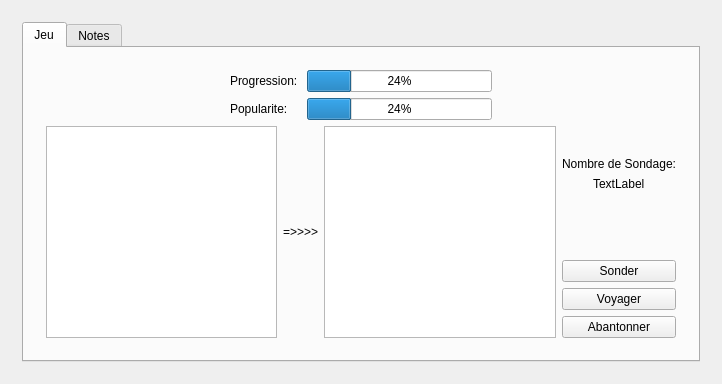
The window that mainwindow.ui (3200443/Projectc-) describes before a commit, drawn with Qt 5.
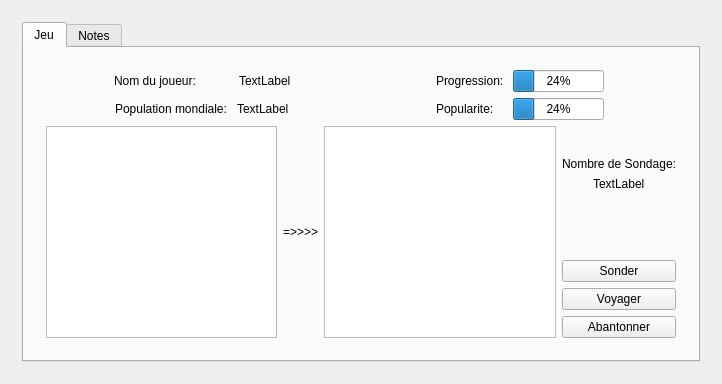
The same window after the commit.

Diff of the .ui file:
```diff
--- a/mainwindow.ui
+++ b/mainwindow.ui
@@ -858,11 +858,42 @@
             <item>
              <widget class="QStackedWidget" name="stackedWidget_2">
               <widget class="QWidget" name="tselectionpays">
-               <layout class="QHBoxLayout" name="horizontalLayout_17">
+               <layout class="QVBoxLayout" name="verticalLayout_22">
+                <item>
+                 <layout class="QVBoxLayout" name="verticalLayout_21">
+                  <item>
+                   <layout class="QHBoxLayout" name="horizontalLayout_16">
                 <item>
                  <layout class="QVBoxLayout" name="verticalLayout_18">
                   <item>
                    <layout class="QHBoxLayout" name="horizontalLayout_12">
+                        <item>
+                         <spacer name="horizontalSpacer_31">
+                          <property name="orientation">
+                           <enum>Qt::Horizontal</enum>
+                          </property>
+                          <property name="sizeHint" stdset="0">
+                           <size>
+                            <width>40</width>
+                            <height>20</height>
+                           </size>
+                          </property>
+                         </spacer>
+                        </item>
+                        <item>
+                         <widget class="QLabel" name="label_8">
+                          <property name="text">
+                           <string>Nom du joueur:           </string>
+                          </property>
+                         </widget>
+                        </item>
+                        <item>
+                         <widget class="QLabel" name="ljeunbj">
+                          <property name="text">
+                           <string>TextLabel</string>
+                          </property>
+                         </widget>
+                        </item>
                     <item>
                      <spacer name="horizontalSpacer_27">
                       <property name="orientation">
@@ -876,6 +907,71 @@
                       </property>
                      </spacer>
                     </item>
+                       </layout>
+                      </item>
+                      <item>
+                       <layout class="QHBoxLayout" name="horizontalLayout_13">
+                        <item>
+                         <spacer name="horizontalSpacer_32">
+                          <property name="orientation">
+                           <enum>Qt::Horizontal</enum>
+                          </property>
+                          <property name="sizeHint" stdset="0">
+                           <size>
+                            <width>40</width>
+                            <height>20</height>
+                           </size>
+                          </property>
+                         </spacer>
+                        </item>
+                        <item>
+                         <widget class="QLabel" name="label_9">
+                          <property name="text">
+                           <string>Population mondiale: </string>
+                          </property>
+                         </widget>
+                        </item>
+                        <item>
+                         <widget class="QLabel" name="ljpopmond">
+                          <property name="text">
+                           <string>TextLabel</string>
+                          </property>
+                         </widget>
+                        </item>
+                        <item>
+                         <spacer name="horizontalSpacer_29">
+                          <property name="orientation">
+                           <enum>Qt::Horizontal</enum>
+                          </property>
+                          <property name="sizeHint" stdset="0">
+                           <size>
+                            <width>40</width>
+                            <height>20</height>
+                           </size>
+                          </property>
+                         </spacer>
+                        </item>
+                       </layout>
+                      </item>
+                     </layout>
+                    </item>
+                    <item>
+                     <layout class="QVBoxLayout" name="verticalLayout_19">
+                      <item>
+                       <layout class="QHBoxLayout" name="horizontalLayout_14">
+                        <item>
+                         <spacer name="horizontalSpacer_33">
+                          <property name="orientation">
+                           <enum>Qt::Horizontal</enum>
+                          </property>
+                          <property name="sizeHint" stdset="0">
+                           <size>
+                            <width>40</width>
+                            <height>20</height>
+                           </size>
+                          </property>
+                         </spacer>
+                        </item>
                     <item>
                      <widget class="QLabel" name="label_4">
                       <property name="text">
@@ -906,9 +1002,9 @@
                    </layout>
                   </item>
                   <item>
-                   <layout class="QHBoxLayout" name="horizontalLayout_14">
+                       <layout class="QHBoxLayout" name="horizontalLayout_15">
                     <item>
-                     <spacer name="horizontalSpacer_29">
+                         <spacer name="horizontalSpacer_34">
                       <property name="orientation">
                        <enum>Qt::Horizontal</enum>
                       </property>
@@ -949,17 +1045,51 @@
                     </item>
                    </layout>
                   </item>
+                     </layout>
+                    </item>
+                   </layout>
+                  </item>
                   <item>
-                   <layout class="QHBoxLayout" name="horizontalLayout_13">
+                   <layout class="QHBoxLayout" name="horizontalLayout_17">
                     <item>
                      <widget class="QListWidget" name="listWidget"/>
                     </item>
                     <item>
+                     <layout class="QVBoxLayout" name="verticalLayout_20">
+                      <item>
+                       <spacer name="verticalSpacer_17">
+                        <property name="orientation">
+                         <enum>Qt::Vertical</enum>
+                        </property>
+                        <property name="sizeHint" stdset="0">
+                         <size>
+                          <width>20</width>
+                          <height>40</height>
+                         </size>
+                        </property>
+                       </spacer>
+                      </item>
+                      <item>
                      <widget class="QLabel" name="label_7">
                       <property name="text">
                        <string>=&gt;&gt;&gt;&gt;</string>
                       </property>
                      </widget>
+                      </item>
+                      <item>
+                       <spacer name="verticalSpacer_19">
+                        <property name="orientation">
+                         <enum>Qt::Vertical</enum>
+                        </property>
+                        <property name="sizeHint" stdset="0">
+                         <size>
+                          <width>20</width>
+                          <height>40</height>
+                         </size>
+                        </property>
+                       </spacer>
+                      </item>
+                     </layout>
                     </item>
                     <item>
                      <widget class="QTextEdit" name="tjeu_2"/>
```
Left out of the diff: 3 changed lines with no effect on the pictures. Lines whose indentation alone changed are shown as unchanged.
